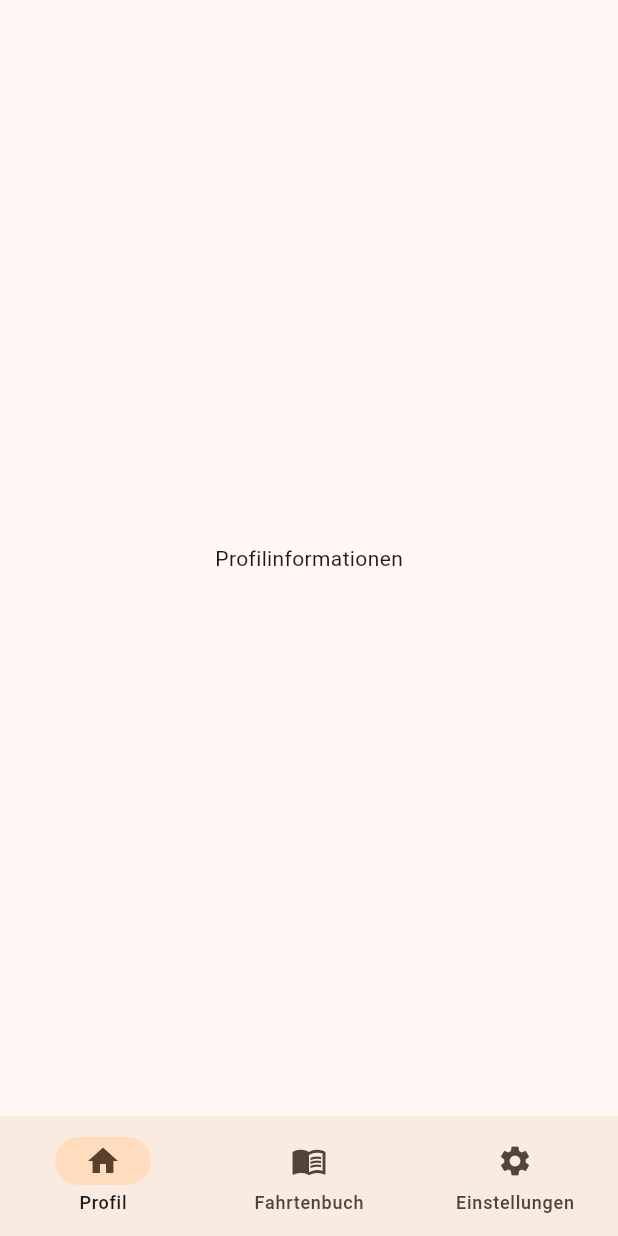
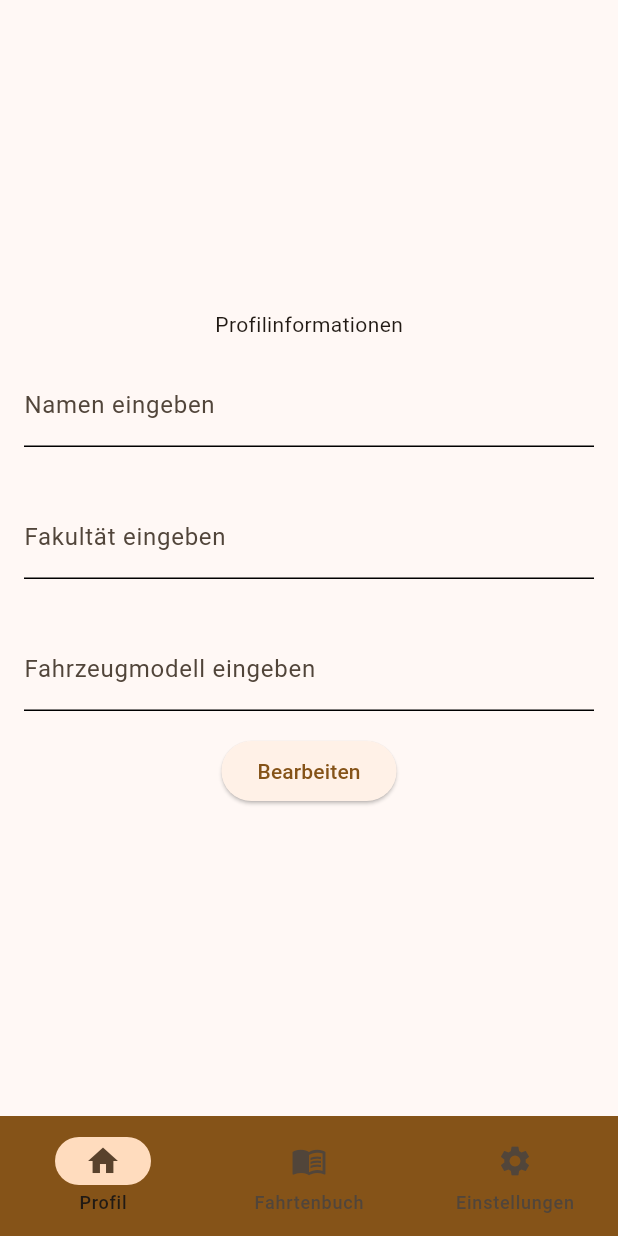
Before and after one commit to tim-w97/vroom-app, a Flutter app: the NavigationExample screen opened directly, on a phone screen of 412 x 824 dp. Run offline on Flutter 3.47's test engine with Material 3 defaults, Android fonts, the phone set to English and light mode, and no system bars.

Commit message:
navbar v1.1 Erste Einagbefelder in Profil erstellt (speichern nur temporär, noch keine Logik implementiert)

```diff
--- a/lib/navbar.dart
+++ b/lib/navbar.dart
@@ -2,46 +2,108 @@ import 'package:flutter/material.dart';
 
 void main() => runApp(const NavigationBarApp());
 
-class ProfilePage extends StatelessWidget{    //Jede Seite = eigene Klasse
+class ProfilePage extends StatefulWidget {
   const ProfilePage({super.key});
 
   @override
-  Widget build(BuildContext context){
-    return const Center(
+  _ProfilePageState createState() => _ProfilePageState();
+}
+
+class _ProfilePageState extends State<ProfilePage>{
+  bool _isEditable = false;
+  List<TextEditingController> controllers = [];
+
+  @override
+  void initState(){
+    super.initState();
+    controllers.addAll([
+      TextEditingController(),
+      TextEditingController(),
+      TextEditingController(),
+    ]);
+  }
+
+  void dispose(){
+    for(var controller in controllers){
+      controller.dispose();
+    }
+    super.dispose();
+  }
+
+  Widget buildTextFromField(String labelText, TextEditingController controller, isEditable) {
+    bool isFieldFilled = controller.text.isNotEmpty;
+    return Padding(
+
+      padding: const EdgeInsets.all(16),
+      child: TextFormField(
+        controller: controller,
+        decoration: InputDecoration(
+          border: isFieldFilled  ?  InputBorder.none: const UnderlineInputBorder(),
+          enabledBorder: isFieldFilled ?  InputBorder.none: const UnderlineInputBorder(),
+          labelText: isFieldFilled ? null: labelText,
+        ),
+        readOnly: !isEditable,
+        onChanged: (value){
+          setState(() {
+
+          });
+        },
+      ),
+    );
+  }
+
+  @override
+  Widget build(BuildContext context) {
+    return Center(
+
+
       child: Column(
         mainAxisAlignment: MainAxisAlignment.center,
         children: <Widget>[
-          Text ("Profilinformationen"),
+          Text("Profilinformationen"),
+          buildTextFromField("Namen eingeben", controllers[0], _isEditable),
+          buildTextFromField("Fakultät eingeben", controllers[1],_isEditable),
+          buildTextFromField("Fahrzeugmodell eingeben", controllers[2],_isEditable),
+          ElevatedButton(
+              onPressed: (){
+                setState(() {
+                  _isEditable = !_isEditable;
+                });
+              },
+            child: Text(_isEditable ? 'Speichern' : 'Bearbeiten'),
+              ),
         ],
       ),
     );
   }
 }
-class Fahrtenbuch extends StatelessWidget{
+
+class Fahrtenbuch extends StatelessWidget {
   const Fahrtenbuch({super.key});
 
   @override
-  Widget build(BuildContext context){
+  Widget build(BuildContext context) {
     return const Center(
       child: Column(
         mainAxisAlignment: MainAxisAlignment.center,
         children: <Widget>[
-          Text ("Fahrtenbuch"),
+          Text("Fahrtenbuch"),
         ],
       ),
     );
   }
 }
-class Einstellungen extends StatelessWidget{
+
+class Einstellungen extends StatelessWidget {
   const Einstellungen({super.key});
 
   @override
-  Widget build(BuildContext context){
+  Widget build(BuildContext context) {
     return const Center(
       child: Column(
         mainAxisAlignment: MainAxisAlignment.center,
         children: <Widget>[
-          Text ("Einstellungen"),
+          Text("Einstellungen"),
         ],
       ),
     );
@@ -53,7 +115,18 @@ class NavigationBarApp extends StatelessWidget {
 
   @override
   Widget build(BuildContext context) {
-    return const MaterialApp(home: NavigationExample());
+    return MaterialApp(
+      home: NavigationExample(),
+      theme: ThemeData(
+        primarySwatch: Colors.blue,
+        primaryColor: Colors.blue[800],
+        iconTheme: IconThemeData(color: Colors.lightBlueAccent),
+        textTheme: TextTheme(
+          bodyMedium: TextStyle(
+              fontSize: 25, color: Colors.blue, fontWeight: FontWeight.bold),
+        ),
+      ),
+    );
   }
 }
 
@@ -68,9 +141,9 @@ class _NavigationExampleState extends State<NavigationExample> {
   int currentPageIndex = 0;
 
   final List<Widget> pages = [
-    const ProfilePage (),
-    const Fahrtenbuch (),
-    const Einstellungen (),
+    const ProfilePage(),
+    const Fahrtenbuch(),
+    const Einstellungen(),
   ];
 
   @override
@@ -81,12 +154,12 @@ class _NavigationExampleState extends State<NavigationExample> {
         children: pages,
       ),
       bottomNavigationBar: NavigationBar(
+        backgroundColor: Theme.of(context).primaryColor,
         selectedIndex: currentPageIndex,
         onDestinationSelected: (int index) {
-            setState(() {
-              currentPageIndex = index;
-            });
-
+          setState(() {
+            currentPageIndex = index;
+          });
         },
         destinations: const <Widget>[
           NavigationDestination(
@@ -106,7 +179,5 @@ class _NavigationExampleState extends State<NavigationExample> {
       ),
     );
   }
-  onProfilSelected(){                 //Logik "onProfilSelected()"
-    print("Profil ausgewählt");
-  }
+
 }
```
